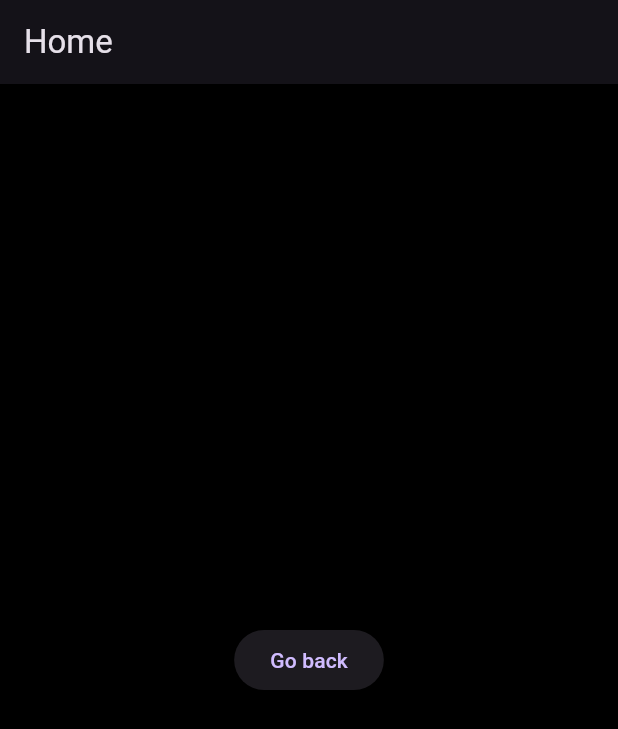
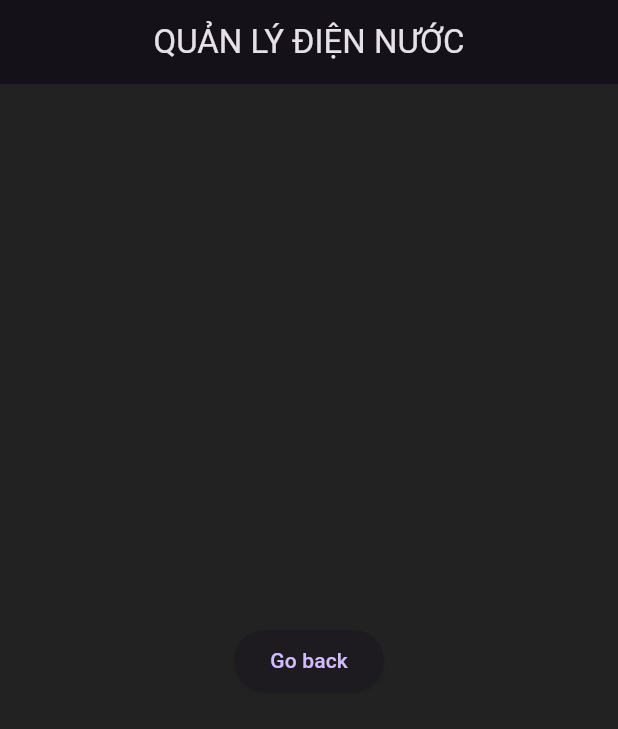
Before and after one commit to KhangBuiNam/flutter_rebuild_mobile_app, a Flutter app: the HomePage screen opened directly, on a phone screen of 412 x 824 dp. Shown: the top 729 px of the screen. Run offline on Flutter 3.47's test engine with Material 3 defaults, Android fonts, the phone set to English and light mode, and no system bars; our stand-ins replace shared_preferences; accounts and stored records are empty.

Commit message:
update_appbar

```diff
--- a/login_rebuild/lib/home_page.dart
+++ b/login_rebuild/lib/home_page.dart
@@ -7,8 +7,8 @@ class HomePage extends StatelessWidget {
   @override
   Widget build(BuildContext context) {
     return Scaffold(
-      backgroundColor: Colors.black,
-      appBar: AppBar(title: const Text("Home")),
+      backgroundColor: Colors.black87,
+      appBar: AppBar(title: const Text('QUẢN LÝ ĐIỆN NƯỚC'), centerTitle: true),
       body: Center(
         child: ElevatedButton(
           onPressed: () {
--- a/login_rebuild/lib/login_page.dart
+++ b/login_rebuild/lib/login_page.dart
@@ -65,6 +65,7 @@ class _LoginPageState extends State<LoginPage> {
   Widget build(BuildContext context) {
     return Scaffold(
       backgroundColor: Colors.black54,
+      appBar: AppBar(title: const Text('LOGIN'), centerTitle: true),
       body: Padding(
         padding: const EdgeInsets.all(24.0),
         child: Center(
```
